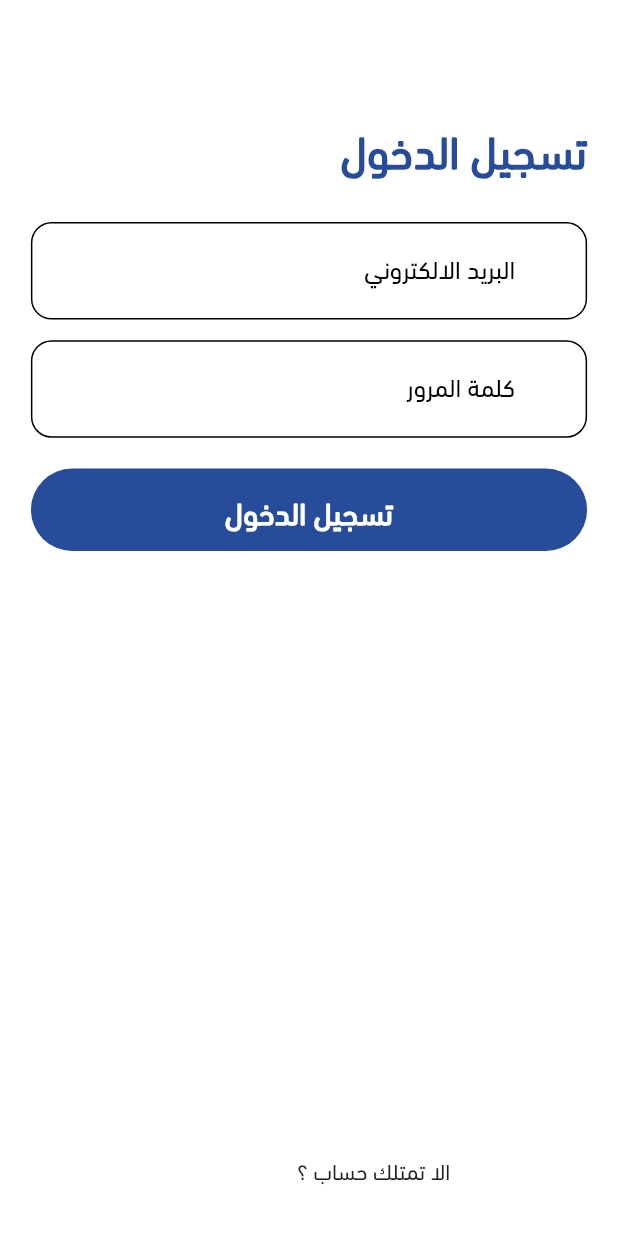
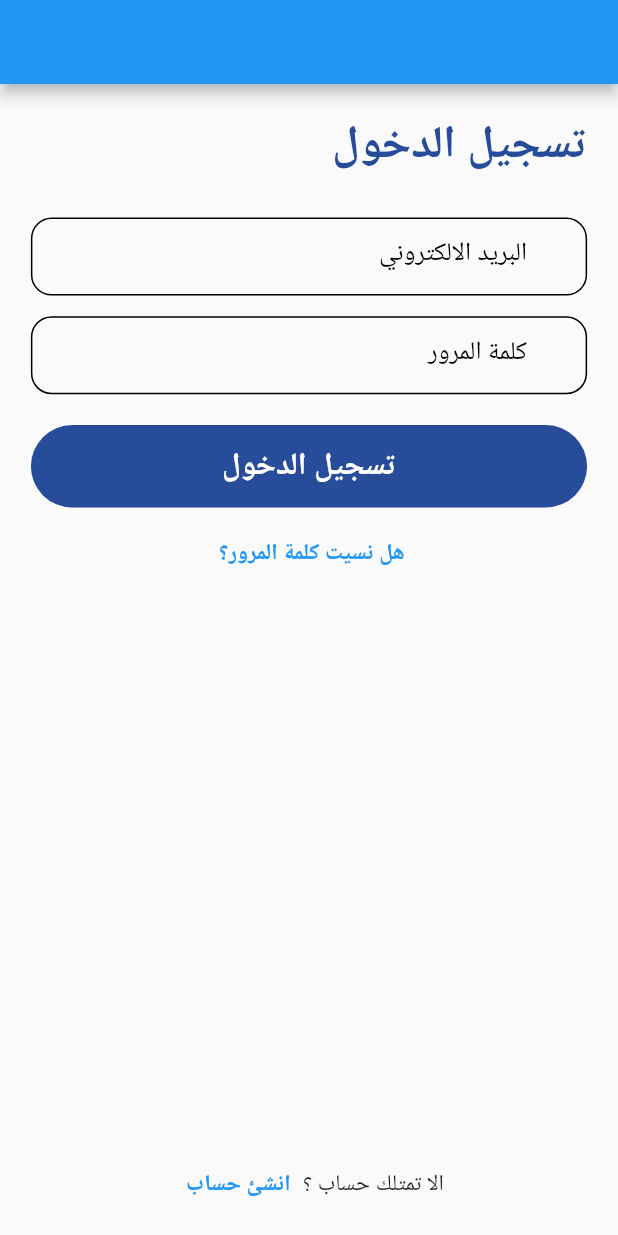
Before and after one commit to tatweer-programming/BeWell, a Flutter app: the screen it shows after launch, on a phone screen of 412 x 824 dp. Run offline on Flutter 3.47's test engine with Material 2 defaults, Android fonts, the phone set to English and light mode, and no system bars; our stand-ins replace animated_splash_screen, awesome_notifications, cloud_firestore, dartz, equatable, firebase_auth and 11 more; accounts and stored records are empty.

Commit message:
theme completed 1

```diff
--- a/lib/core/utils/theme_manager.dart
+++ b/lib/core/utils/theme_manager.dart
@@ -7,78 +7,99 @@ import 'styles_manager.dart';
 
 ThemeData getAppTheme() {
   return ThemeData (
-      fontFamily: 'Abg',
-      hintColor: ColorManager.primary,
-      hoverColor: ColorManager.primary.withOpacity(.10),
-     cardColor: ColorManager.primary,
+    appBarTheme: const AppBarTheme(
+      foregroundColor: Color(0xFFfffafafb),
+    ),
+    applyElevationOverlayColor: false,
+    brightness: Brightness.light,
+    buttonTheme: const ButtonThemeData(
+      alignedDropdown: false,
       colorScheme: ColorScheme(
-          brightness: Brightness.light,
-          primary: ColorManager.white,
-          onPrimary: ColorManager.black,
-          secondary: ColorManager.secondary,
-          onSecondary: ColorManager.white,
-          error: ColorManager.error,
-          onError: ColorManager.error,
-          background: ColorManager.white,
-          onBackground: ColorManager.white,
-          surface: ColorManager.white,
-          onSurface: ColorManager.black),
-      primarySwatch: const MaterialColor(4280765594,{50: Color( 0xffebf0fa )
-        , 100: Color( 0xffd6e0f5 )
-        , 200: Color( 0xffaec1ea )
-        , 300: Color( 0xff85a2e0 )
-        , 400: Color( 0xff5c83d6 )
-        , 500: Color( 0xff3464cb )
-        , 600: Color( 0xff2950a3 )
-        , 700: Color( 0xff1f3c7a )
-        , 800: Color( 0xff152851 )
-        , 900: Color( 0xff0a1429 )
-      }),
-    drawerTheme: DrawerThemeData(
-      width: 70.w ,
+        background: Color(0xFFff6882b8),
+        brightness: Brightness.light,
+        error: Color(0xFFffb00020),
+        errorContainer: Color(0xFFffb00020),
+        inversePrimary: Color(0xFFffffffff),
+        inverseSurface: Color(0xFF000000),
+        onBackground: Color(0xFF000000),
+        onError: Color(0xFFffffffff),
+        onErrorContainer: Color(0xFFffffffff),
+        onInverseSurface: Color(0xFFffffffff),
+        onPrimary: Color(0xFF000000),
+        onPrimaryContainer: Color(0xFFffffffff),
+        onSecondary: Color(0xFF000000),
+        onSecondaryContainer: Color(0xFF000000),
+        onSurface: Color(0xFF000000),
+        onSurfaceVariant: Color(0xFF000000),
+        onTertiary: Color(0xFF000000),
+        onTertiaryContainer: Color(0xFF000000),
+        outline: Color(0xFF000000),
+        outlineVariant: Color(0xFF000000),
+        primary: Color(0xFF274c9a),
+        primaryContainer: Color(0xFF6200ee),
+        secondary: Color(0xFF5db134),
+        secondaryContainer: Color(0xFF03dac6),
+        shadow: Color(0xFF000000),
+        surface: Color(0xFFFFFFFF),
+        surfaceTint: Color(0xFF6200ee),
+        surfaceVariant: Color(0xFFFFFFFF),
+        tertiary: Color(0xFF03dac6),
+        tertiaryContainer: Color(0xFF03dac6),
+      ),
+      height: 36,
+
+      minWidth: 88,
+      padding: EdgeInsets.symmetric(horizontal: 16),
+      shape: RoundedRectangleBorder(
+          borderRadius: BorderRadius.only(
+            bottomLeft: Radius.circular(2),
+            bottomRight: Radius.circular(2),
+            topLeft: Radius.circular(2),
+            topRight: Radius.circular(2),
+          )
+      ),
+      textTheme: ButtonTextTheme.normal,
+    ),
+    canvasColor: const Color(0xFFfafafa),
+    cardColor: const Color(0xFFFFFFFF),
+    dialogBackgroundColor: const Color(0xFFFFFFFF),
+    disabledColor: const Color(0xFF61000000),
+    dividerColor: const Color(0xFF1f000000),
+    elevatedButtonTheme: ElevatedButtonThemeData(
+      style: ElevatedButton.styleFrom(/* ... */),
+    ),
+    floatingActionButtonTheme: const FloatingActionButtonThemeData(
+      foregroundColor: Color(0xFFfffafafb),
+    ),
+    focusColor: const Color(0xFF1f000000),
+    highlightColor: const Color(0xFF66bcbcbc),
+    hintColor: const Color(0xFF99000000),
+    hoverColor: const Color(0xFF0a000000),
+    iconTheme: const IconThemeData(
+      color: Color(0xFFfffafafb),
+    ),
+    indicatorColor: const Color(0xFF274c9a),
+    inputDecorationTheme: const InputDecorationTheme(/* ... */),
+    materialTapTargetSize: MaterialTapTargetSize.shrinkWrap,
+    platform: TargetPlatform.windows,
+    primaryColor: const Color(0xFF274c9a),
+    primaryColorDark: const Color(0xFF1f3d7b),
+    primaryColorLight: const Color(0xFF7d94c2),
+    primaryIconTheme:  IconThemeData(
+       color: ColorManager.white
+    ),
+    scaffoldBackgroundColor: const Color(0xFFfafafa),
+    secondaryHeaderColor: const Color(0xFF889dc7),
+    shadowColor: const Color(0xFF000000),
+    splashColor: const Color(0xFF66c8c8c8),
+    splashFactory: InkSplash.splashFactory,
+    textButtonTheme: TextButtonThemeData(
+      style: TextButton.styleFrom(/* ... */),
     ),
 
-      textButtonTheme: const TextButtonThemeData(
-      ),
-      scaffoldBackgroundColor: ColorManager.white,
-      primaryColor: ColorManager.primary,
-      primaryColorLight: ColorManager.white,
-      disabledColor: ColorManager.grey1,
-      appBarTheme: AppBarTheme(
-        color: ColorManager.white,
-        elevation: 0,
-        centerTitle: false,
-        titleSpacing: 1.2.sp,
-        titleTextStyle: getBoldStyle(
-          color: ColorManager.black,
-          fontSize: FontSizeManager.s16.sp,
-        ),
-        iconTheme:
-        IconThemeData(color: ColorManager.black, size: 25.sp),
-      ),
-      floatingActionButtonTheme: FloatingActionButtonThemeData(backgroundColor: ColorManager.primary, ),
-      buttonTheme: ButtonThemeData(
-        //  disabledColor: ColorManager.grey1,
-        buttonColor: ColorManager.primary,
-        height: SizeManager.s50.sp,
-        colorScheme: ColorScheme.fromSeed(seedColor: ColorManager.primary, background: ColorManager.primary, ),
-
-        shape:  const StadiumBorder(),
-        //textTheme: ButtonTextTheme.primary,
-      ),
-      cardTheme: CardTheme(
-        color: ColorManager.white,
-        elevation: SizeManager.s4.sp,
-        clipBehavior: Clip.antiAliasWithSaveLayer,
-      ),
-      unselectedWidgetColor: ColorManager.grey1,
-      elevatedButtonTheme: ElevatedButtonThemeData(
-          style: ElevatedButton.styleFrom(
-              textStyle: getRegularStyle(
-                  color: ColorManager.white, fontSize: FontSizeManager.s16.sp),
-              shape: RoundedRectangleBorder(
-                  borderRadius: BorderRadius.circular(SizeManager.s15.sp)))),
-      iconTheme: IconThemeData(color: ColorManager.primary)
-    // label style
+    typography: Typography(/* ... */),
+    unselectedWidgetColor: const Color(0xFF8a0a0a0a),
+    useMaterial3: false,
+    visualDensity: VisualDensity.compact,
   );
 }
```
